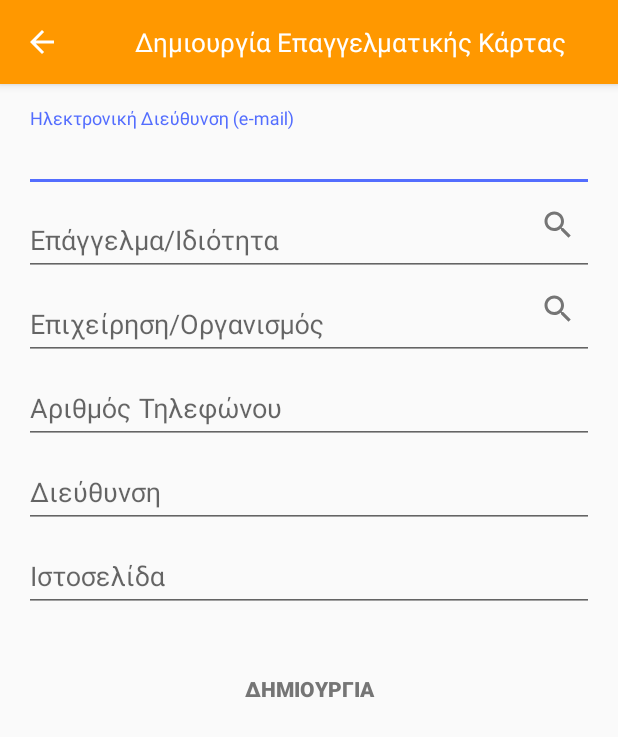
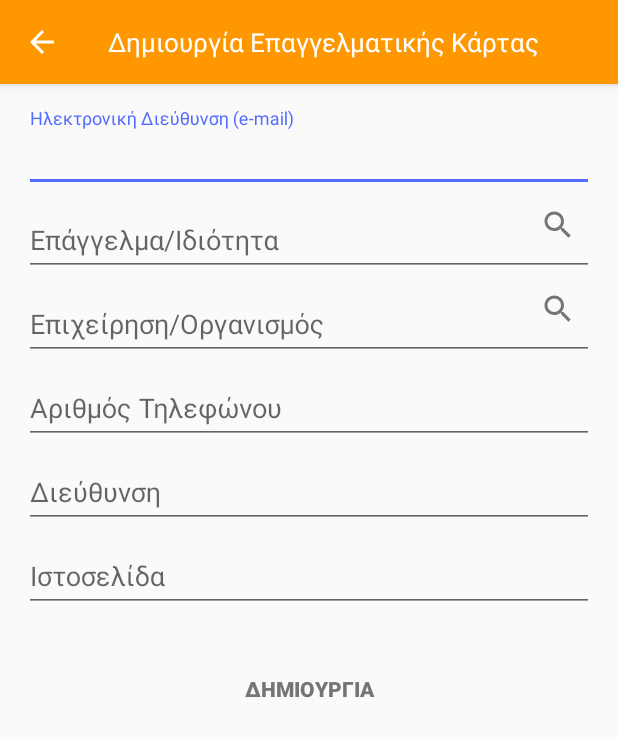
Before and after one commit to konstantinosraptis91/business-card-wallet, an Android app: the CreateBusinessCardFragment screen opened directly, with no data from a screen before it, on a phone screen of 412 x 824 dp. Shown: the top 737 px of the screen. Run offline under Robolectric (Android 15) with nearby library versions, the phone set to English and light mode, and no system bars; libraries missing offline, so code that uses them is left out: io.realm; 2 statements that could not run were skipped.

Commit message:
Another custom bar layout file added in order to center action bar when action button displayed on it

```diff
--- a/app/src/main/AndroidManifest.xml
+++ b/app/src/main/AndroidManifest.xml
@@ -42,6 +42,11 @@
             android:name=".activity.SettingsActivity"
             android:label="@string/app_name"
             >
+
+            <meta-data
+                android:name="android.support.PARENT_ACTIVITY"
+                android:value=".activity.MainActivity"
+                />
         </activity>
         <activity
             android:name=".activity.BusinessCardActivity"
--- a/app/src/main/java/gr/bcw/business_card_wallet/fragment/CreateBusinessCardFragment.java
+++ b/app/src/main/java/gr/bcw/business_card_wallet/fragment/CreateBusinessCardFragment.java
@@ -72,7 +72,7 @@ public class CreateBusinessCardFragment extends Fragment {
 
         actionBar = ((AppCompatActivity) getActivity()).getSupportActionBar();
         actionBar.setDisplayOptions(android.app.ActionBar.DISPLAY_SHOW_CUSTOM);
-        actionBar.setCustomView(R.layout.action_bar_custom);
+        actionBar.setCustomView(R.layout.action_bar_custom_2);
 
         TextView activityTitle = (TextView) getActivity().findViewById(R.id.custom_action_bar);
         activityTitle.setText(R.string.action_bar_create_business_card_title);
@@ -92,7 +92,7 @@ public class CreateBusinessCardFragment extends Fragment {
 
         actionBar = ((AppCompatActivity) getActivity()).getSupportActionBar();
         actionBar.setDisplayOptions(android.app.ActionBar.DISPLAY_SHOW_CUSTOM);
-        actionBar.setCustomView(R.layout.action_bar_custom);
+        actionBar.setCustomView(R.layout.action_bar_custom_2);
         TextView activityTitle = (TextView) getActivity().findViewById(R.id.custom_action_bar);
         activityTitle.setText(R.string.action_bar_create_business_card_title);
 
--- a/app/src/main/java/gr/bcw/business_card_wallet/fragment/SearchForCompanyFragment.java
+++ b/app/src/main/java/gr/bcw/business_card_wallet/fragment/SearchForCompanyFragment.java
@@ -234,7 +234,7 @@ public class SearchForCompanyFragment extends Fragment implements View.OnClickLi
             boolean result = false;
 
             try {
-                companyList = service.findByName(compName);
+                companyList = service.searchByName(compName);
                 result = true;
             } catch (WebServiceException ex) {
                 message = ex.getMessage();
--- a/app/src/main/java/gr/bcw/business_card_wallet/fragment/SearchForProfessionFragment.java
+++ b/app/src/main/java/gr/bcw/business_card_wallet/fragment/SearchForProfessionFragment.java
@@ -235,7 +235,7 @@ public class SearchForProfessionFragment extends Fragment implements View.OnClic
             boolean result = false;
 
             try {
-                professionList = service.findByName(profName);
+                professionList = service.searchByName(profName);
                 result = true;
             } catch (WebServiceException ex) {
                 message = ex.getMessage();
--- a/app/src/main/java/gr/bcw/business_card_wallet/webservice/BusinessCardWebServiceImpl.java
+++ b/app/src/main/java/gr/bcw/business_card_wallet/webservice/BusinessCardWebServiceImpl.java
@@ -114,7 +114,7 @@ public class BusinessCardWebServiceImpl implements BusinessCardWebService {
                     case HttpURLConnection.HTTP_UNAUTHORIZED:
                         throw new WebServiceException("Unauthorized Access", HttpURLConnection.HTTP_UNAUTHORIZED);
                     case HttpURLConnection.HTTP_NOT_FOUND:
-                        throw new WebServiceException("User did not found", HttpURLConnection.HTTP_NOT_FOUND);
+                        throw new WebServiceException("Business Card did not found", HttpURLConnection.HTTP_NOT_FOUND);
                     case HttpURLConnection.HTTP_CONFLICT:
                         throw new WebServiceException("Server Conflict", HttpURLConnection.HTTP_CONFLICT);
                     case HttpURLConnection.HTTP_NO_CONTENT:
@@ -156,7 +156,7 @@ public class BusinessCardWebServiceImpl implements BusinessCardWebService {
                     case HttpURLConnection.HTTP_UNAUTHORIZED:
                         throw new WebServiceException("Unauthorized Access");
                     case HttpURLConnection.HTTP_NOT_FOUND:
-                        throw new WebServiceException("User did not found");
+                        throw new WebServiceException("Business Cards did not found");
                     case HttpURLConnection.HTTP_CONFLICT:
                         throw new WebServiceException("Server Conflict");
                     case HttpURLConnection.HTTP_NO_CONTENT:
--- a/app/src/main/java/gr/bcw/business_card_wallet/webservice/CompanyWebService.java
+++ b/app/src/main/java/gr/bcw/business_card_wallet/webservice/CompanyWebService.java
@@ -13,6 +13,6 @@ public interface CompanyWebService extends WebService {
 
     String COMPANY = "company";
 
-    List<Company> findByName(String name) throws WebServiceException;
+    List<Company> searchByName(String name) throws WebServiceException;
 
 }
--- a/app/src/main/java/gr/bcw/business_card_wallet/webservice/ProfessionWebService.java
+++ b/app/src/main/java/gr/bcw/business_card_wallet/webservice/ProfessionWebService.java
@@ -13,6 +13,6 @@ public interface ProfessionWebService extends WebService {
 
     String PROFESSION = "profession";
 
-    List<Profession> findByName(String name) throws WebServiceException;
+    List<Profession> searchByName(String name) throws WebServiceException;
 
 }
--- /dev/null
+++ b/app/src/main/res/layout/action_bar_custom_2.xml
@@ -0,0 +1,20 @@
+<?xml version="1.0" encoding="utf-8"?>
+<LinearLayout xmlns:android="http://schemas.android.com/apk/res/android"
+    android:layout_width="wrap_content"
+    android:layout_height="wrap_content"
+    android:orientation="vertical"
+    android:layout_gravity="center"
+    >
+
+    <TextView
+        android:id="@+id/custom_action_bar"
+        android:layout_width="wrap_content"
+        android:layout_height="wrap_content"
+        android:text="@string/action_bar_default_title"
+        android:textSize="17sp"
+        android:textColor="@color/colorWhite"
+        android:clickable="false"
+        android:focusable="false"
+        />
+
+</LinearLayout>
```
Also changed, not shown: app/src/main/java/gr/bcw/business_card_wallet/activity/SettingsActivity.java (+19 -2 lines), app/src/main/java/gr/bcw/business_card_wallet/webservice/CompanyWebServiceImpl.java (+5 -5 lines), app/src/main/java/gr/bcw/business_card_wallet/webservice/ProfessionWebServiceImpl.java (+5 -5 lines).
